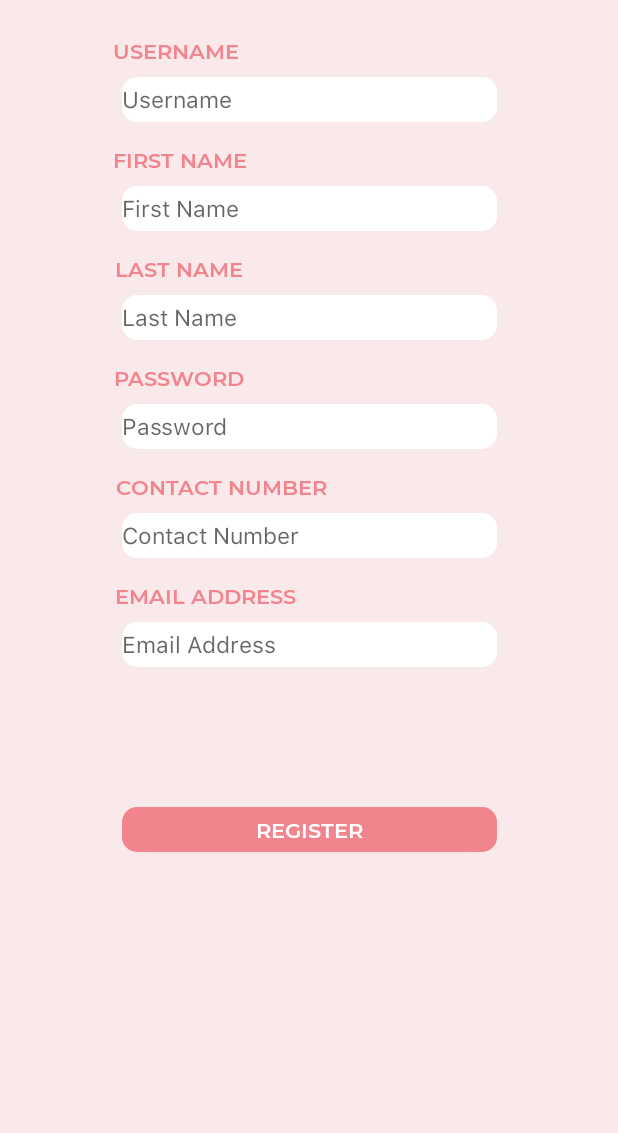
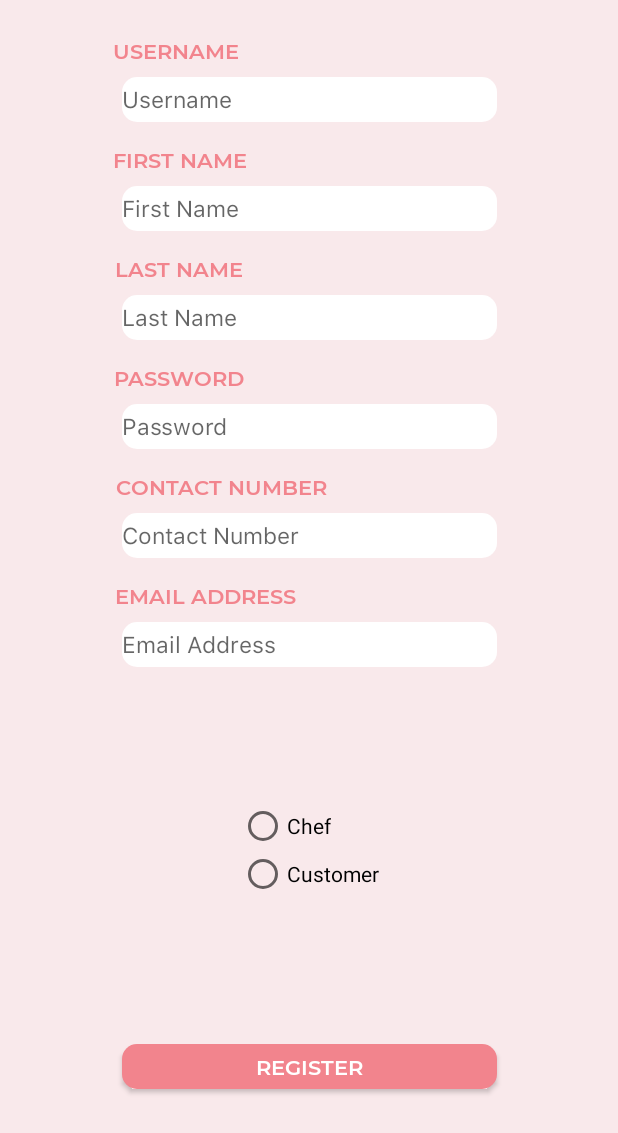
Before and after one commit to luiscaringal/ICS115-Project-Cookbook, an Android app: the screen it shows after launch (register_user_activity before the commit, RegisterUserActivity after it), after a tap on "SIGN UP", on a phone screen of 412 x 824 dp. Shown: the top 1133 px of the screen. Run offline under Robolectric (Android 15) with nearby library versions, the phone set to English and light mode, and no system bars; our stand-ins replace Firebase (no records; nobody signed in at launch, a user with empty details on screens opened directly).

Commit message:
added working register user account

```diff
--- a/app/build.gradle
+++ b/app/build.gradle
@@ -24,7 +24,7 @@ dependencies {
     implementation 'com.android.support:design:28.0.0'
     implementation 'com.android.support.constraint:constraint-layout:1.1.3'
     implementation 'com.google.firebase:firebase-core:16.0.1'
-    implementation 'com.google.firebase:firebase-database:11.8.0'
+    implementation 'com.google.firebase:firebase-database:16.0.1'
     implementation 'com.google.firebase:firebase-auth:16.0.1'
     implementation "com.google.android.gms:play-services-gcm:9.2.1"
     testImplementation 'junit:junit:4.12'
--- a/app/src/main/AndroidManifest.xml
+++ b/app/src/main/AndroidManifest.xml
@@ -29,7 +29,7 @@
                 android:value=".MainActivity" />
         </activity>
         <activity
-            android:name=".register_user_activity"
+            android:name=".RegisterUserActivity"
             android:parentActivityName=".MainActivity">
 
             <!-- The meta-data tag is required if you support API level 15 and lower -->
@@ -46,6 +46,7 @@
                 android:name="android.support.PARENT_ACTIVITY"
                 android:value=".MainActivity" />
         </activity>
+        <activity android:name=".menu_activity"></activity>
     </application>
 
 </manifest>
--- /dev/null
+++ b/app/src/main/java/com/ics115_project/cookbook/RegisterUserActivity.java
@@ -0,0 +1,93 @@
+package com.ics115_project.cookbook;
+
+import android.app.ProgressDialog;
+import android.content.Intent;
+import android.os.Build;
+import android.os.Bundle;
+import android.support.annotation.NonNull;
+import android.support.annotation.RequiresApi;
+import android.support.v7.app.AppCompatActivity;
+import android.view.View;
+import android.widget.Button;
+import android.widget.EditText;
+import android.widget.RadioButton;
+import android.widget.RadioGroup;
+import android.widget.Toast;
+
+import com.google.android.gms.tasks.OnCompleteListener;
+import com.google.android.gms.tasks.Task;
+import com.google.firebase.auth.AuthResult;
+import com.google.firebase.auth.FirebaseAuth;
+import com.google.firebase.database.DatabaseReference;
+import com.google.firebase.database.FirebaseDatabase;
+
+
+public class RegisterUserActivity extends AppCompatActivity implements View.OnClickListener {
+    EditText r_uname, r_fname, r_lname, r_password, r_phone_number, r_email;
+    RadioGroup radioButtonChooser;
+    Button registerUser;
+
+    DatabaseReference databaseUser;
+    FirebaseAuth firebaseAuth;
+
+    ProgressDialog progressDialog;
+
+    @Override
+    protected void onCreate(Bundle savedInstanceState) {
+        super.onCreate(savedInstanceState);
+        setContentView(R.layout.register_page);
+
+        databaseUser = FirebaseDatabase.getInstance().getReference("users");
+        firebaseAuth = FirebaseAuth.getInstance();
+
+        progressDialog = new ProgressDialog(this);
+
+        r_uname = findViewById(R.id.reg_uname);
+        r_fname = findViewById(R.id.reg_fname);
+        r_lname = findViewById(R.id.reg_lname);
+        r_password = findViewById(R.id.reg_password);
+        r_phone_number = findViewById(R.id.reg_phone_number);
+        r_email = findViewById(R.id.reg_email);
+        radioButtonChooser = findViewById(R.id.radioButtonChooser);
+        registerUser = findViewById(R.id.button3);
+
+        registerUser.setOnClickListener(this);
+    }
+
+    @Override
+    public void onClick(View v) {
+        addUser();
+    }
+
+    private void addUser() {
+        String uname = r_uname.getText().toString().trim();
+        String fname = r_fname.getText().toString().trim();
+        String lname = r_lname.getText().toString().trim();
+        String password = r_password.getText().toString().trim();
+        String phone_number = r_phone_number.getText().toString().trim();
+        String email = r_email.getText().toString().trim();
+        int account_type = radioButtonChooser.getCheckedRadioButtonId();
+
+        progressDialog.setMessage("Registering Account");
+        progressDialog.show();
+
+        firebaseAuth.createUserWithEmailAndPassword(email, password).addOnCompleteListener(this, new OnCompleteListener<AuthResult>() {
+            @Override
+            public void onComplete(@NonNull Task<AuthResult> task) {
+                progressDialog.dismiss();
+                if (task.isSuccessful()) {
+                    Toast.makeText(RegisterUserActivity.this, "Register Account Success", Toast.LENGTH_LONG).show();
+                    firebaseAuth.signOut();
+                    startActivity(new Intent(RegisterUserActivity.this, login_user_activity.class));
+                    finish();
+                } else {
+                    Toast.makeText(RegisterUserActivity.this, "Register Account Failed", Toast.LENGTH_LONG).show();
+                }
+            }
+        });
+
+        User user = new User(email, fname + lname, account_type);
+
+        databaseUser.child(uname).setValue(user);
+    }
+}
--- a/app/src/main/java/com/ics115_project/cookbook/login_user_activity.java
+++ b/app/src/main/java/com/ics115_project/cookbook/login_user_activity.java
@@ -78,7 +78,7 @@ public class login_user_activity extends AppCompatActivity implements View.OnCli
             userLogin();
         }
         if (v == signup) {
-            startActivity(new Intent(this, register_user_activity.class));
+            startActivity(new Intent(this, RegisterUserActivity.class));
             finish();
         }
     }
--- a/app/src/main/java/com/ics115_project/cookbook/register_user_activity.java
+++ /dev/null
@@ -1,28 +0,0 @@
-package com.ics115_project.cookbook;
-
-import android.content.Intent;
-import android.os.Build;
-import android.os.Bundle;
-import android.support.annotation.RequiresApi;
-import android.support.v7.app.AppCompatActivity;
-import android.view.View;
-import android.widget.EditText;
-import android.widget.Toast;
-
-
-public class register_user_activity extends AppCompatActivity {
-    EditText r_uname, r_fname, r_lname, r_password, r_phone_number, r_email;
-
-    @Override
-    protected void onCreate(Bundle savedInstanceState) {
-        super.onCreate(savedInstanceState);
-        setContentView(R.layout.register_page);
-//        getSupportActionBar().hide();
-        r_uname = findViewById(R.id.reg_uname);
-        r_fname = findViewById(R.id.reg_fname);
-        r_lname = findViewById(R.id.reg_lname);
-        r_password = findViewById(R.id.reg_password);
-        r_phone_number = findViewById(R.id.reg_phone_number);
-        r_email = findViewById(R.id.reg_email);
-    }
-}
--- a/app/src/main/res/layout/register_page.xml
+++ b/app/src/main/res/layout/register_page.xml
@@ -235,6 +235,7 @@
         android:id="@+id/button3"
         android:layout_width="250dp"
         android:layout_height="30dp"
+        android:layout_marginBottom="8dp"
         android:layout_marginEnd="8dp"
         android:layout_marginLeft="8dp"
         android:layout_marginRight="8dp"
@@ -249,7 +250,30 @@
         app:layout_constraintBottom_toBottomOf="parent"
         app:layout_constraintEnd_toEndOf="parent"
         app:layout_constraintStart_toStartOf="parent"
-        app:layout_constraintTop_toBottomOf="@+id/reg_email"
-        app:layout_constraintVertical_bias="0.25" />
+        app:layout_constraintTop_toBottomOf="@+id/radioButtonChooser" />
+
+    <RadioGroup
+        android:id="@+id/radioButtonChooser"
+        android:layout_width="wrap_content"
+        android:layout_height="wrap_content"
+        app:layout_constraintBottom_toTopOf="@+id/button3"
+        app:layout_constraintEnd_toEndOf="parent"
+        app:layout_constraintHorizontal_bias="0.501"
+        app:layout_constraintStart_toStartOf="parent"
+        app:layout_constraintTop_toBottomOf="@+id/reg_email">
+
+        <RadioButton
+            android:id="@+id/radioButtonChef"
+            android:layout_width="wrap_content"
+            android:layout_height="wrap_content"
+            android:text="Chef" />
+
+        <RadioButton
+            android:id="@+id/radioButtonCustomer"
+            android:layout_width="wrap_content"
+            android:layout_height="wrap_content"
+            android:text="Customer" />
+
+    </RadioGroup>
 
 </android.support.constraint.ConstraintLayout>
```
Also changed, not shown: app/src/main/java/com/ics115_project/cookbook/User.java (added, +29 -0 lines), app/src/main/java/com/ics115_project/cookbook/UserList.java (added, +36 -0 lines), app/src/main/java/com/ics115_project/cookbook/menu_activity.java (added, +17 -0 lines), app/src/main/res/layout/home_page.xml (+19 -82 lines), app/src/main/res/layout/menu_page.xml (added, +9 -0 lines).
